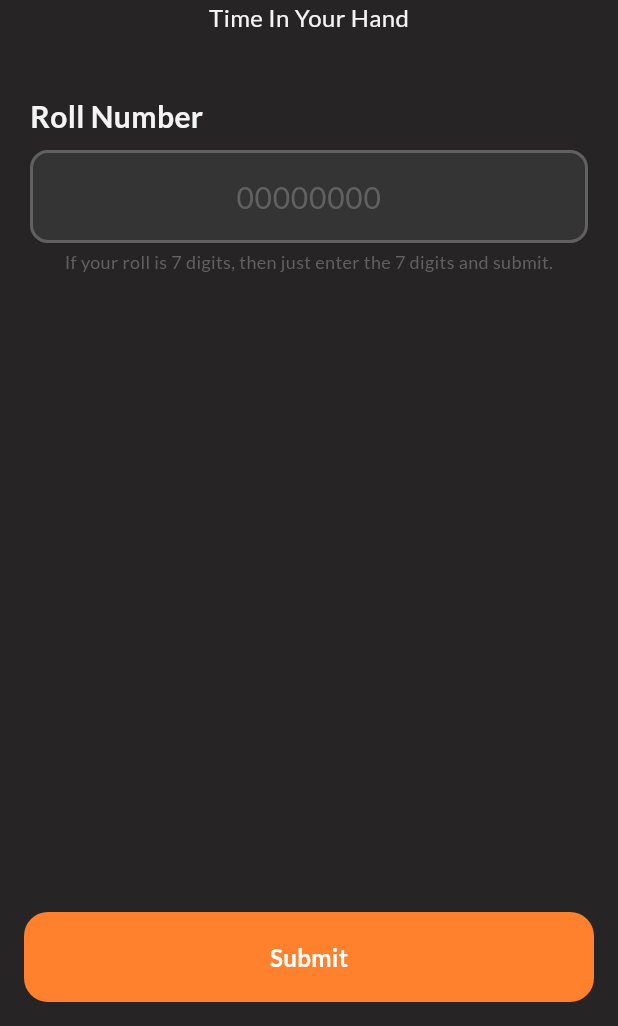
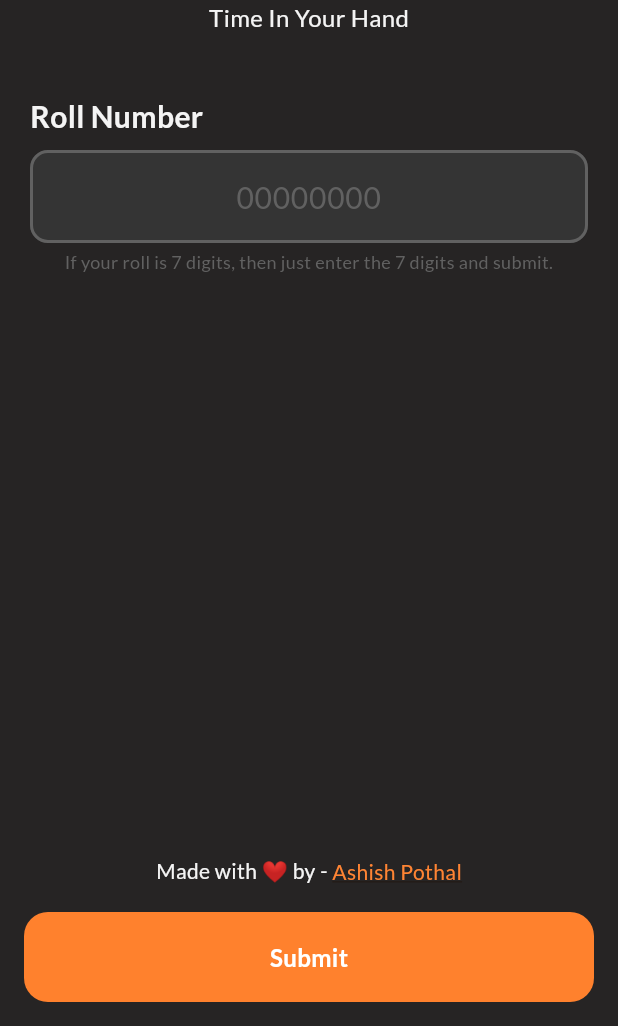
Before and after one commit to arthishaxom/kiit_time, a Flutter app: the screen it shows after launch, on a phone screen of 412 x 824 dp, the part 210-1236 px from its top. Run offline on Flutter 3.47's test engine with Material 3 defaults, Android fonts, the phone set to English and light mode, and no system bars; our stand-ins replace flutter_dotenv, flutter_svg, google_fonts, hive_ce, hive_ce_flutter, share_plus and 2 more; accounts and stored records are empty.

Commit message:
Added HyperLinks for linkedin, Remove env

```diff
--- a/lib/pages/roll_page.dart
+++ b/lib/pages/roll_page.dart
@@ -2,6 +2,7 @@ import 'package:flutter/material.dart';
 import 'package:kiittime/components/logo_text.dart';
 import 'package:kiittime/pages/timetable_page.dart';
 import 'package:kiittime/theme/extensions.dart';
+import 'package:url_launcher/url_launcher.dart';
 
 class RollPage extends StatefulWidget {
   const RollPage({super.key});
@@ -121,8 +122,32 @@ class _RollPageState extends State<RollPage> {
                 ],
               ),
             ),
-            Row(
+            Column(
               children: [
+                Row(
+                  mainAxisAlignment: MainAxisAlignment.center,
+                  children: [
+                    Text(
+                      "Made with ❤️ by - ",
+                      style: TextStyle(color: context.colorScheme.onSurface),
+                    ),
+                    GestureDetector(
+                      onTap: () async {
+                        final Uri url = Uri.parse(
+                            'https://www.linkedin.com/in/ashish-pothal/');
+                        if (!await launchUrl(url)) {
+                          throw Exception('Could not launch $url');
+                        }
+                      },
+                      child: Text(
+                        "Ashish Pothal",
+                        style: TextStyle(
+                            color: context.colorScheme.primary,
+                            decoration: TextDecoration.underline),
+                      ),
+                    ),
+                  ],
+                ),
                 Expanded(
                   child: GestureDetector(
                     onTap: () {
```
Also changed, not shown: lib/pages/timetable_page.dart (+6 -5 lines), 2 other files.
